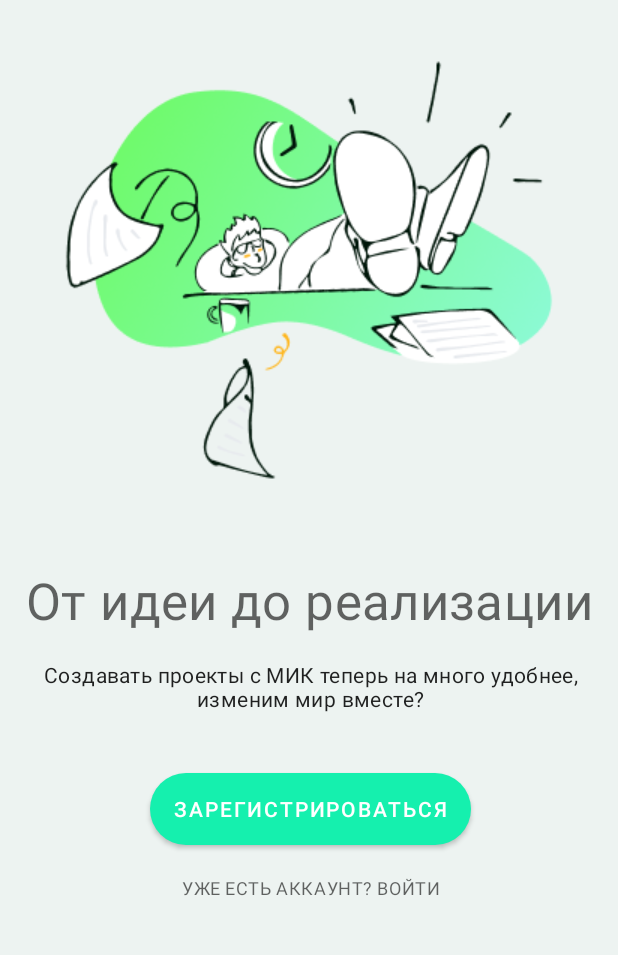
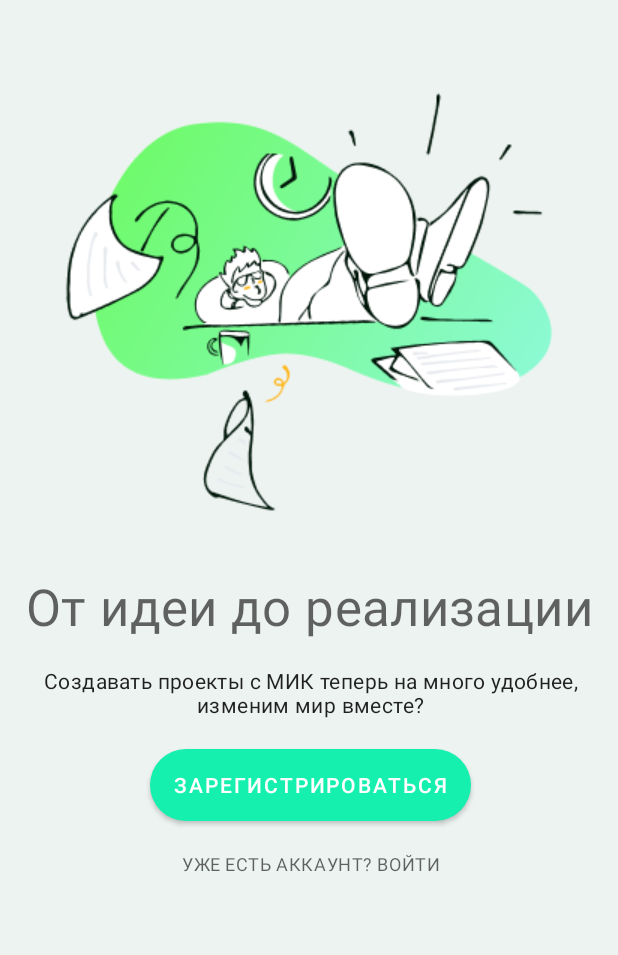
Before and after one commit to Ridje/msh_02, an Android app: the screen it shows after launch (MainActivity), on a phone screen of 412 x 824 dp, the part 129-1084 px from its top. Run offline under Robolectric (Android 15) with nearby library versions, the light colour scheme and no system bars; our stand-ins replace Dagger/Hilt's generated code, Room's generated code; libraries missing offline, so code that uses them is left out: retrofit2.converter.jackson.

Commit message:
fixed_auth_screens

```diff
--- a/app/build.gradle
+++ b/app/build.gradle
@@ -73,5 +73,6 @@ dependencies {
     implementation 'androidx.room:room-runtime:2.4.0-alpha02'
     kapt 'androidx.room:room-compiler:2.4.0-alpha02'
 
+
     implementation project(':networkUtils')
 }
--- a/app/src/main/res/layout/start_auth_fragment.xml
+++ b/app/src/main/res/layout/start_auth_fragment.xml
@@ -11,6 +11,18 @@
     android:paddingTop="@dimen/fragment_vertical_margin"
     tools:context=".ui.authorization.StartAuthFragment">
 
+
+    <ImageView
+        android:id="@+id/lazy_boy"
+        android:layout_width="wrap_content"
+        android:layout_height="wrap_content"
+        android:layout_marginBottom="250dp"
+        app:layout_constraintBottom_toBottomOf="parent"
+        app:layout_constraintEnd_toEndOf="parent"
+        app:layout_constraintStart_toStartOf="parent"
+        app:layout_constraintTop_toTopOf="parent"
+        app:srcCompat="@drawable/done" />
+
     <ImageView
         android:id="@+id/imageView"
         android:layout_width="wrap_content"
@@ -20,21 +32,11 @@
         app:layout_constraintTop_toTopOf="parent"
         app:srcCompat="@drawable/mik_logo" />
 
-    <ImageView
-        android:id="@+id/lazy_boy"
-        android:layout_width="wrap_content"
-        android:layout_height="wrap_content"
-        app:layout_constraintEnd_toEndOf="parent"
-        app:layout_constraintStart_toStartOf="parent"
-        app:layout_constraintTop_toBottomOf="@+id/imageView"
-        app:srcCompat="@drawable/done" />
-
     <TextView
         android:id="@+id/textView"
         android:layout_width="wrap_content"
         android:layout_height="wrap_content"
         android:text="От идеи до реализации"
-        android:layout_marginTop="17dp"
         android:textAppearance="@style/TextAppearance.MaterialComponents.Headline4"
         app:layout_constraintEnd_toEndOf="@+id/lazy_boy"
         app:layout_constraintStart_toStartOf="@+id/lazy_boy"
@@ -57,7 +59,7 @@
         android:id="@+id/registration"
         android:layout_width="wrap_content"
         android:layout_height="wrap_content"
-        android:layout_marginTop="40dp"
+        android:layout_marginTop="20dp"
         android:background="@drawable/rounded_button"
         android:text="Зарегистрироваться"
         android:textAppearance="@style/TextAppearance.MaterialComponents.Button"
```
Also changed, not shown: app/src/main/res/layout/login_fragment.xml (+8 -6 lines), app/src/main/res/layout/registration_fragment.xml (+8 -7 lines).
